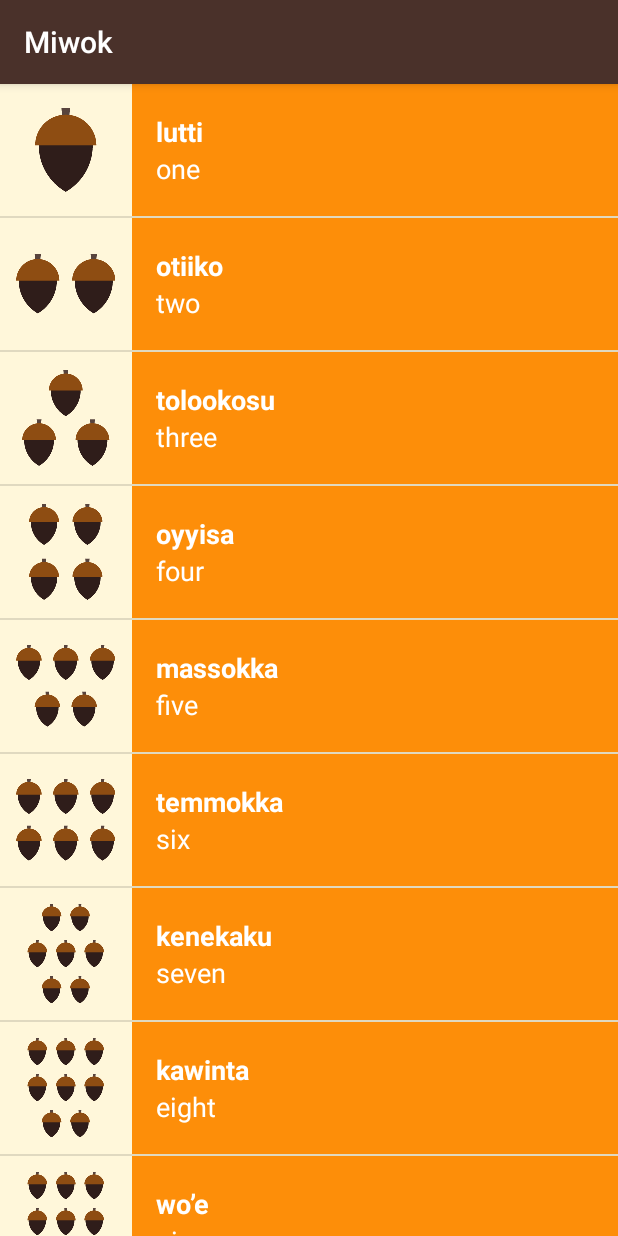
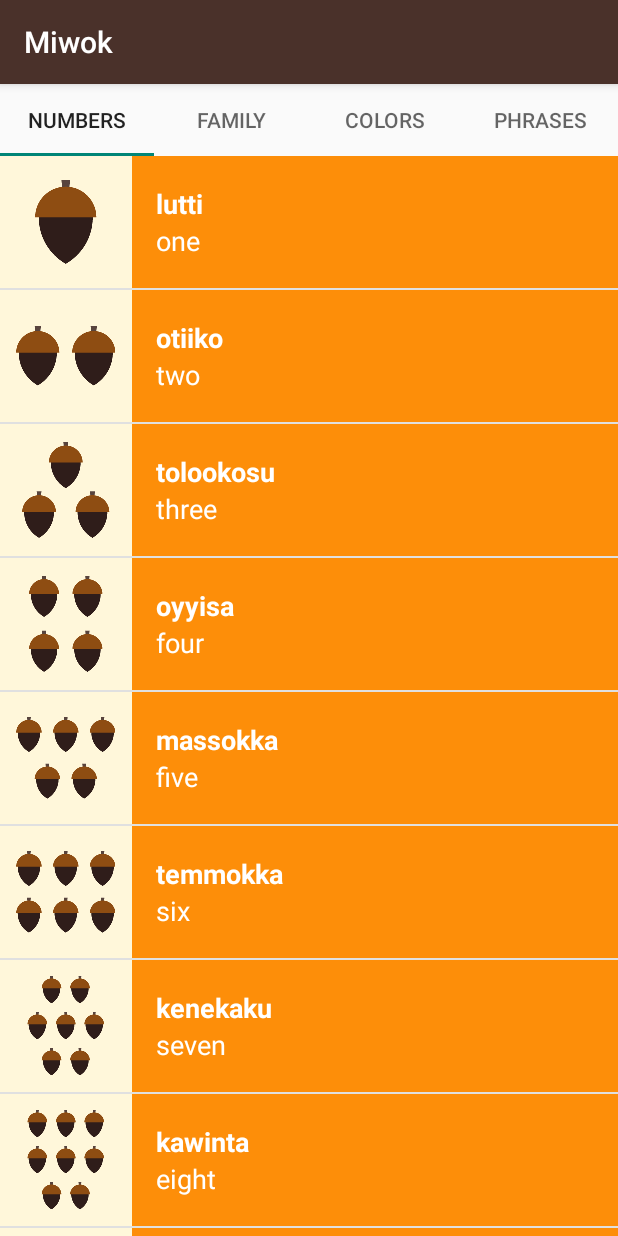
Before and after one commit to anuragshukla06/Miwok_App, an Android app: the screen it shows after launch (MainActivity), on a phone screen of 412 x 824 dp. Run offline under Robolectric (Android 15) with nearby library versions, the phone set to English and light mode, and no system bars.

Commit message:
tabs insertion attempt

```diff
--- a/app/build.gradle
+++ b/app/build.gradle
@@ -20,10 +20,13 @@ android {
 
 
 dependencies {
-    compile fileTree(dir: 'libs', include: ['*.jar'])
+    implementation fileTree(dir: 'libs', include: ['*.jar'])
     implementation 'com.android.support.constraint:constraint-layout:1.1.3'
-testCompile 'junit:junit:4.12'
+    testImplementation 'junit:junit:4.12'
     implementation 'com.android.support:appcompat-v7:23.3.0'
     implementation 'com.android.support:support-v4:23.3.0'
     implementation 'com.android.support:design:23.3.0'
+    implementation 'com.android.support:design:23.3.0'
+
+
 }
--- a/app/src/main/java/com/example/android/miwok/CategoryFragmentPagerAdaptor.java
+++ b/app/src/main/java/com/example/android/miwok/CategoryFragmentPagerAdaptor.java
@@ -8,6 +8,11 @@ import android.support.v4.app.FragmentPagerAdapter;
  * Provides the appropriate {@link Fragment} for a view pager.
  */
 public class CategoryFragmentPagerAdaptor extends FragmentPagerAdapter {
+
+    private String tabTitles[] = new String[] { "Numbers",
+            "Family",
+            "Colors",
+            "Phrases" };
 
     public CategoryFragmentPagerAdaptor(FragmentManager fm) {
         super(fm);
@@ -30,4 +35,10 @@ public class CategoryFragmentPagerAdaptor extends FragmentPagerAdapter {
     public int getCount() {
         return 4;
     }
+
+    @Override
+    public CharSequence getPageTitle(int position) {
+
+        return tabTitles[position];
+    }
 }
--- a/app/src/main/java/com/example/android/miwok/MainActivity.java
+++ b/app/src/main/java/com/example/android/miwok/MainActivity.java
@@ -17,6 +17,7 @@ package com.example.android.miwok;
 
 import android.content.Intent;
 import android.os.Bundle;
+import android.support.design.widget.TabLayout;
 import android.support.v4.view.ViewPager;
 import android.support.v7.app.AppCompatActivity;
 import android.view.View;
@@ -42,6 +43,18 @@ public class MainActivity extends AppCompatActivity {
 
         // Set the adapter onto the view pager
         viewPager.setAdapter(adapter);
+        TabLayout tabLayout = (TabLayout) findViewById(R.id.sliding_tabs);
+        tabLayout.setupWithViewPager(viewPager);
+
+        String[] textId = {
+                "Numbers",
+                "Family",
+                "Colors",
+                "Phrases"};
+
+        for (int i = 0; i < textId.length; i++) {
+            tabLayout.getTabAt(i).setText(textId[i]);
+        }
 
     }
 
--- a/app/src/main/res/layout/activity_main.xml
+++ b/app/src/main/res/layout/activity_main.xml
@@ -1,22 +1,21 @@
 <?xml version="1.0" encoding="utf-8"?>
-<!-- Copyright (C) 2016 The Android Open Source Project
-
-     Licensed under the Apache License, Version 2.0 (the "License");
-     you may not use this file except in compliance with the License.
-     You may obtain a copy of the License at
-
-          http://www.apache.org/licenses/LICENSE-2.0
-
-     Unless required by applicable law or agreed to in writing, software
-     distributed under the License is distributed on an "AS IS" BASIS,
-     WITHOUT WARRANTIES OR CONDITIONS OF ANY KIND, either express or implied.
-     See the License for the specific language governing permissions and
-     limitations under the License.
--->
-<android.support.v4.view.ViewPager xmlns:android="http://schemas.android.com/apk/res/android"
-    xmlns:tools="http://schemas.android.com/tools"
-    android:id="@+id/viewpager"
+<LinearLayout xmlns:android="http://schemas.android.com/apk/res/android"
+    xmlns:app="http://schemas.android.com/apk/res-auto"
     android:layout_width="match_parent"
     android:layout_height="match_parent"
-    android:background="@color/tan_background"
-    tools:context="com.example.android.miwok.MainActivity" />
+    android:orientation="vertical">
+
+    <android.support.design.widget.TabLayout
+        android:id="@+id/sliding_tabs"
+        android:layout_width="match_parent"
+        android:layout_height="wrap_content"
+        app:tabMode="fixed" />
+
+    <android.support.v4.view.ViewPager
+        android:id="@+id/viewpager"
+        android:layout_width="match_parent"
+        android:layout_height="0dp"
+        android:layout_weight="1"
+        android:background="@android:color/white" />
+
+</LinearLayout>
```
